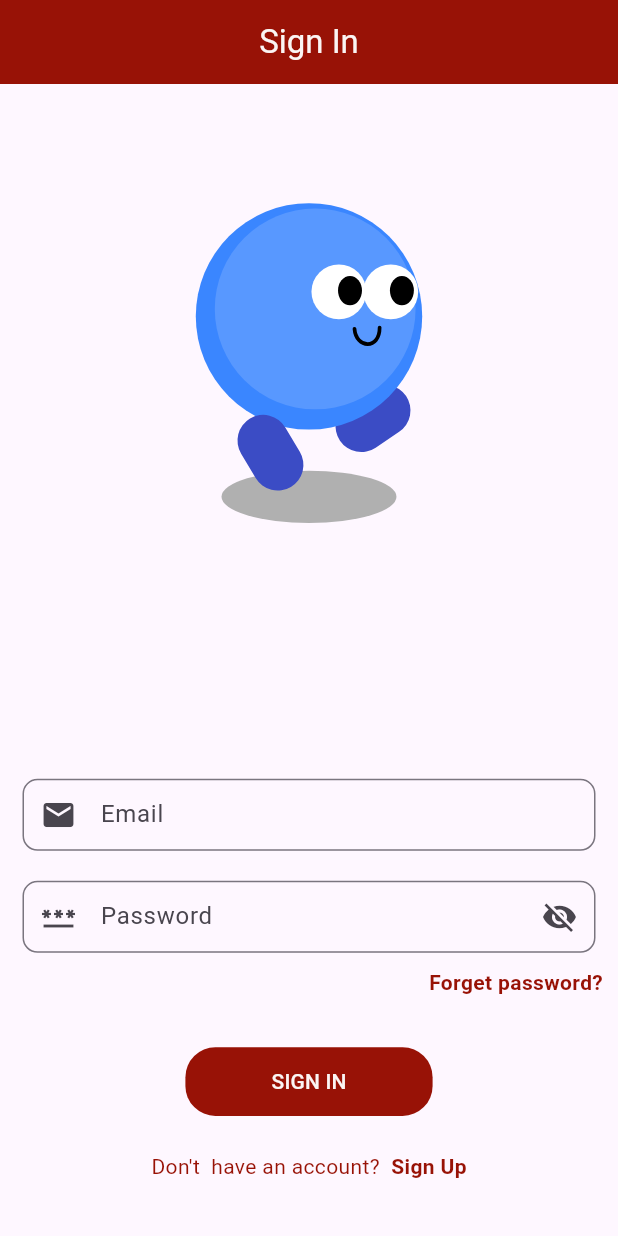
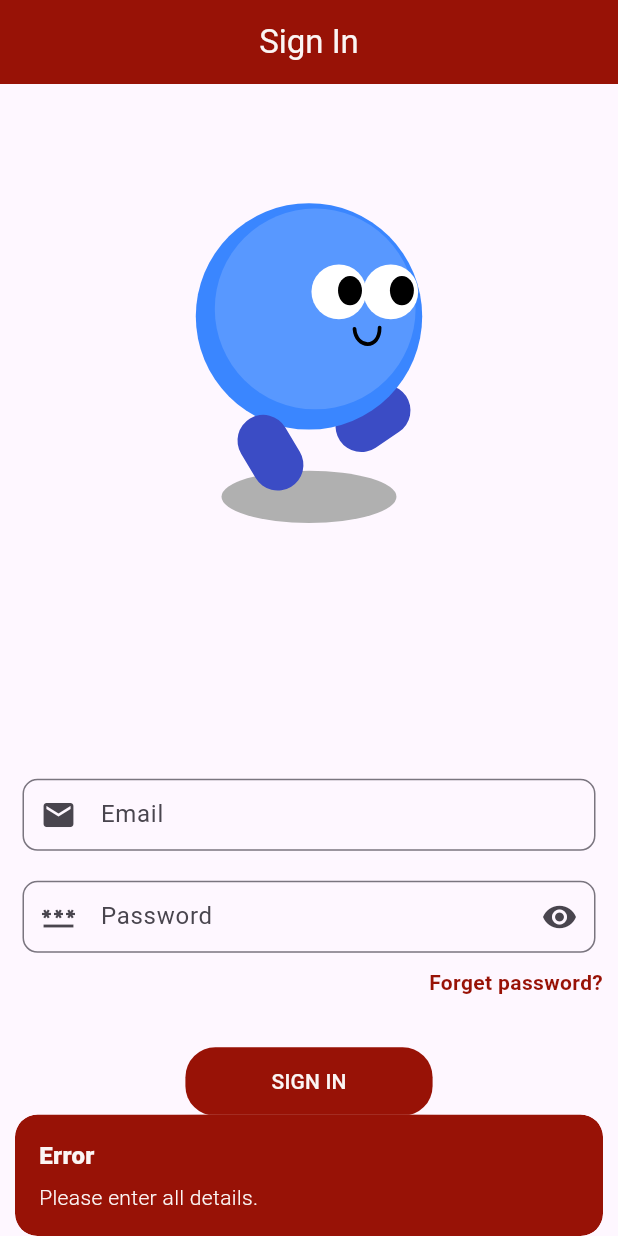
Before and after one commit to thisIzsunil/E-com, a Flutter app: the SignInScreen screen opened directly, after a tap on "SIGN IN", on a phone screen of 412 x 824 dp. Run offline on Flutter 3.47's test engine with Material 3 defaults, Android fonts, the phone set to English and light mode, and no system bars; our stand-ins replace cloud_firestore, firebase_auth, firebase_core, flutter_easyloading, flutter_keyboard_visibility, get and 2 more; accounts and stored records are empty.

Commit message:
4th commit

```diff
--- /dev/null
+++ b/lib/controllers/sign-in-contoller.dart
@@ -0,0 +1,40 @@
+import 'package:cloud_firestore/cloud_firestore.dart';
+import 'package:e_com/utils/app-constant.dart';
+import 'package:firebase_auth/firebase_auth.dart';
+import 'package:flutter_easyloading/flutter_easyloading.dart';
+import 'package:get/get.dart';
+
+class SignInController extends GetxController {
+  final FirebaseAuth _auth = FirebaseAuth.instance;
+  final FirebaseFirestore _firestore = FirebaseFirestore.instance;
+
+  // for password visibility
+  var isPasswordVisible = false.obs;
+
+  Future<UserCredential?> signInMethod(
+    String userEmail,
+    String userPassword,
+  ) async {
+    try {
+      EasyLoading.show(status: "Please wait..");
+      // save usercredentials to signup
+      UserCredential userCredential = await _auth.signInWithEmailAndPassword(
+          email: userEmail, password: userPassword);
+
+      //when user has maden then we have to false the loading  before return
+      EasyLoading.dismiss();
+
+      return userCredential;
+    } on FirebaseAuthException catch (e) {
+      EasyLoading.dismiss();
+      //print("")
+      Get.snackbar(
+        "Error",
+        "$e",
+        snackPosition: SnackPosition.BOTTOM,
+        backgroundColor: AppConstant.appScendoryCotor,
+        colorText: AppConstant.appTextCotor,
+      );
+    }
+  }
+}
--- a/lib/screens/auth-ui/sign-in-screen.dart
+++ b/lib/screens/auth-ui/sign-in-screen.dart
@@ -1,4 +1,8 @@
+import 'package:e_com/controllers/sign-in-contoller.dart';
+import 'package:e_com/screens/auth-ui/forget-passwordscreen.dart';
+import 'package:e_com/screens/user-panel/main-screen.dart';
 import 'package:e_com/utils/app-constant.dart';
+import 'package:firebase_auth/firebase_auth.dart';
 import 'package:flutter/material.dart';
 import 'package:flutter_keyboard_visibility/flutter_keyboard_visibility.dart';
 import 'package:get/get.dart';
@@ -14,6 +18,10 @@ class SignInScreen extends StatefulWidget {
 }
 
 class _SignInScreenState extends State<SignInScreen> {
+  final SignInController signInController = Get.put(SignInController());
+  TextEditingController userEmail = TextEditingController();
+  TextEditingController userPassword = TextEditingController();
+
   @override
   Widget build(BuildContext context) {
     return KeyboardVisibilityBuilder(builder: (context, isKeyboardVisible) {
@@ -44,6 +52,7 @@ class _SignInScreenState extends State<SignInScreen> {
                 child: Padding(
                   padding: const EdgeInsets.all(10.0),
                   child: TextFormField(
+                    controller: userEmail,
                     cursorColor: AppConstant.appScendoryCotor,
                     keyboardType: TextInputType.emailAddress,
                     decoration: InputDecoration(
@@ -60,27 +69,43 @@ class _SignInScreenState extends State<SignInScreen> {
                 width: Get.width,
                 child: Padding(
                     padding: const EdgeInsets.all(10.0),
-                  child: TextFormField(
+                    child: Obx(
+                      () => TextFormField(
+                        controller: userPassword,
+                        obscureText: signInController.isPasswordVisible.value,
                         cursorColor: AppConstant.appScendoryCotor,
                         keyboardType: TextInputType.emailAddress,
                         decoration: InputDecoration(
                             hintText: "Password",
-                        suffixIcon: Icon(Icons.visibility_off),
                             prefixIcon: Icon(Icons.password),
-                        contentPadding: EdgeInsets.only(top: 2.0, left: 8.0),
+                            suffixIcon: GestureDetector(
+                              onTap: () {
+                                signInController.isPasswordVisible.toggle();
+                              },
+                              child: signInController.isPasswordVisible.value
+                                  ? Icon(Icons.visibility_off)
+                                  : Icon(Icons.visibility),
+                            ),
+                            contentPadding:
+                                EdgeInsets.only(top: 2.0, left: 8.0),
                             border: OutlineInputBorder(
                                 borderRadius: BorderRadius.circular(10.0))),
                       ),
-                ),
+                    )),
               ),
               Container(
                 margin: EdgeInsets.symmetric(horizontal: 10.0),
                 alignment: Alignment.centerRight,
+                child: GestureDetector(
+                  onTap: () {
+                    Get.to(() => ForgetPasswordScreen());// get to become we dont want to finish route until password changed
+                  },
                   child: Text(
                     "Forget password?",
                     style: TextStyle(
                         color: AppConstant.appScendoryCotor,
                         fontWeight: FontWeight.bold),
+                  ),
                 ),
               ),
               SizedBox(
@@ -94,11 +119,57 @@ class _SignInScreenState extends State<SignInScreen> {
                       color: AppConstant.appScendoryCotor,
                       borderRadius: BorderRadius.circular(20.0)),
                   child: TextButton(
-                      onPressed: () {},
                     child: Text(
                       "SIGN IN",
                       style: TextStyle(color: AppConstant.appTextCotor),
-                      )),
+                    ),
+                    onPressed: () async {
+                      String email = userEmail.text.trim();
+                      String password = userPassword.text.trim();
+
+                      if (email.isEmpty || password.isEmpty) {
+                        Get.snackbar(
+                          "Error",
+                          "Please enter all details.",
+                          snackPosition: SnackPosition.BOTTOM,
+                          backgroundColor: AppConstant.appScendoryCotor,
+                          colorText: AppConstant.appTextCotor,
+                        );
+                      } else {
+                        UserCredential? userCredential = await signInController
+                            .signInMethod(email, password);
+
+                        if (userCredential != null) {
+                          if (userCredential.user!.emailVerified) {
+                            Get.snackbar(
+                              "Success",
+                              "login Successfully!",
+                              snackPosition: SnackPosition.BOTTOM,
+                              backgroundColor: AppConstant.appScendoryCotor,
+                              colorText: AppConstant.appTextCotor,
+                            );
+                            Get.offAll(() => MainScreen());
+                          } else {
+                            Get.snackbar(
+                              "Error",
+                              "Please verify your email before login.",
+                              snackPosition: SnackPosition.BOTTOM,
+                              backgroundColor: AppConstant.appScendoryCotor,
+                              colorText: AppConstant.appTextCotor,
+                            );
+                          }
+                        } else {
+                          Get.snackbar(
+                            "Error",
+                            "Please try again.",
+                            snackPosition: SnackPosition.BOTTOM,
+                            backgroundColor: AppConstant.appScendoryCotor,
+                            colorText: AppConstant.appTextCotor,
+                          );
+                        }
+                      }
+                    },
+                  ),
                 ),
               ),
               SizedBox(
--- a/lib/screens/user-panel/main-screen.dart
+++ b/lib/screens/user-panel/main-screen.dart
@@ -1,5 +1,6 @@
 import 'package:e_com/screens/auth-ui/welcome-screen.dart';
 import 'package:e_com/utils/app-constant.dart';
+import 'package:firebase_auth/firebase_auth.dart';
 import 'package:flutter/material.dart';
 import 'package:flutter/services.dart';
 import 'package:get/get.dart';
@@ -24,6 +25,8 @@ class MainScreen extends StatelessWidget {
           GestureDetector(
             onTap: ()async {
               GoogleSignIn googleSignIn = GoogleSignIn();
+              FirebaseAuth _auth =FirebaseAuth.instance;
+              await _auth.signOut();
               await googleSignIn.signOut();
              Get.offAll(()=> WelcomeScreen());
             },
```
Also changed, not shown: lib/controllers/forget-password-controller.dart (added, +43 -0 lines), lib/screens/auth-ui/forget-passwordscreen.dart (added, +102 -0 lines). Lines whose indentation alone changed are shown as unchanged.
